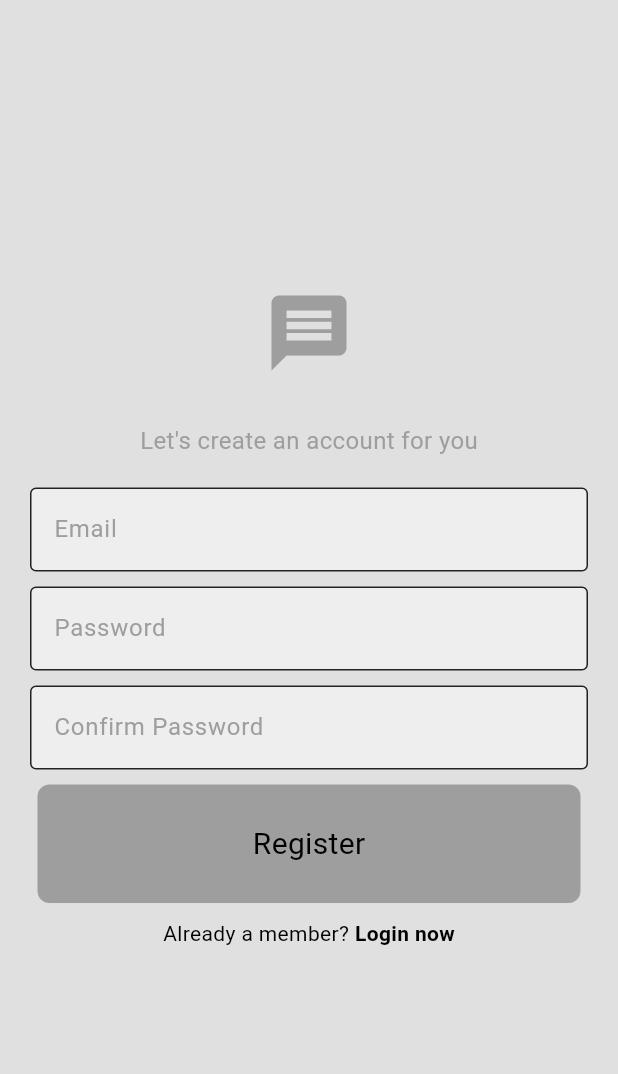
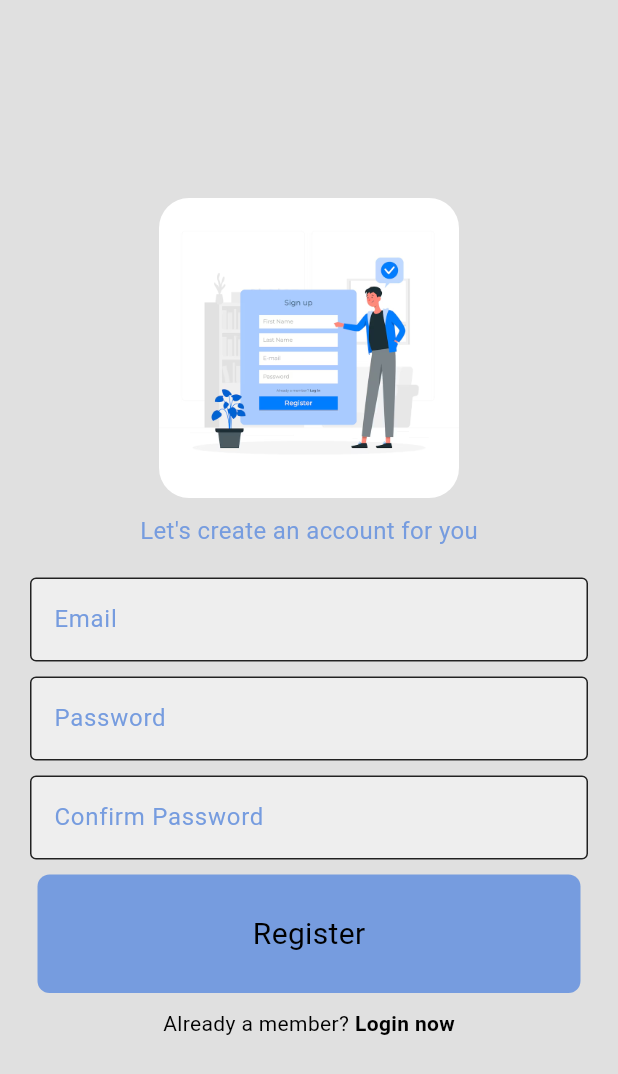
Before and after one commit to vishal28d/flutter-chat-app, a Flutter app: the screen it shows after launch, after a tap on "Register now", on a phone screen of 412 x 824 dp. Shown: the top 1074 px of the screen. Run offline on Flutter 3.47's test engine with Material 3 defaults, Android fonts, the phone set to English and light mode, and no system bars; our stand-ins replace cloud_firestore, firebase_auth, firebase_core; accounts and stored records are empty; network calls fail.

Commit message:
improved ui

```diff
--- a/lib/components/my_button.dart
+++ b/lib/components/my_button.dart
@@ -13,7 +13,7 @@ class MyButton extends StatelessWidget {
       onTap: onTap,
       child: Container(
         decoration: BoxDecoration(
-            color: Theme.of(context).colorScheme.primary,
+            color: Theme.of(context).colorScheme.primary ,
             borderRadius: BorderRadius.circular(8)),
         padding: EdgeInsets.all(25),
         margin: EdgeInsets.symmetric(horizontal: 25),
--- a/lib/components/my_drawer.dart
+++ b/lib/components/my_drawer.dart
@@ -16,7 +16,7 @@ class MyDrawer extends StatelessWidget {
   @override
   Widget build(BuildContext context) {
     return Drawer(
-        backgroundColor: Theme.of(context).colorScheme.background,
+        backgroundColor: Theme.of(context).colorScheme.surface,
         child: Column(
           mainAxisAlignment: MainAxisAlignment.spaceBetween,
           children: [
--- a/lib/components/user_tile.dart
+++ b/lib/components/user_tile.dart
@@ -20,7 +20,7 @@ class UserTile extends StatelessWidget {
         ),
         child: Row(children: [
           // icons
-          Icon(Icons.person),
+          const Icon(Icons.person),
 
           // username
           Text(text) ,
--- a/lib/main.dart
+++ b/lib/main.dart
@@ -4,7 +4,7 @@ import 'package:chat_app/services/auth/auth_gate.dart';
 import 'package:chat_app/services/auth/auth_service.dart';
 import 'package:chat_app/services/auth/login_or_register.dart';
 import 'package:chat_app/pages/login_page.dart';
-import 'dart:js';
+
 import 'package:chat_app/pages/register_page.dart';
 import 'package:chat_app/themes/light_mode.dart';
 import 'package:flutter/material.dart';
@@ -27,7 +27,7 @@ class MyApp extends StatelessWidget {
   const MyApp({super.key});
 
 
-  @override
+@override
   Widget build(BuildContext context) {
     return MaterialApp(
      debugShowCheckedModeBanner: false,
--- a/lib/pages/login_page.dart
+++ b/lib/pages/login_page.dart
@@ -1,4 +1,5 @@
-// ignore_for_file: prefer_const_constructors, prefer_const_literals_to_create_immutables, must_be_immutable, use_build_context_synchronously, dead_code_catch_following_catch
+// ignore_for_file: prefer_const_constructors, prefer_const_literals_to_create_immutables,
+// must_be_immutable, use_build_context_synchronously, dead_code_catch_following_catch
 
 import 'package:chat_app/services/auth/auth_service.dart';
 import 'package:chat_app/components/my_button.dart';
@@ -16,24 +17,22 @@ class LoginPage extends StatefulWidget {
 }
 
 class _LoginPageState extends State<LoginPage> {
-  final  emailController = TextEditingController();
-
-  final  passwordController = TextEditingController();
+  final emailController = TextEditingController();
+  final passwordController = TextEditingController();
 
   void login(BuildContext context) async {
-    // auth service
-    final authService = Provider.of<AuthService>(context, listen: false) ;
+    final authService = Provider.of<AuthService>(context, listen: false);
 
-    // try login
     try {
       await authService.signInWithEmailandPassword(
         emailController.text,
         passwordController.text,
       );
-    } catch(e){
-      ScaffoldMessenger.of(context).showSnackBar(SnackBar(content: Text(e.toString())));
-    }
-    catch (e) {
+    } catch (e) {
+      ScaffoldMessenger.of(context).showSnackBar(
+        SnackBar(content: Text(e.toString())),
+      );
+    } catch (e) {
       showDialog(
         context: context,
         builder: (context) => AlertDialog(
@@ -46,21 +45,23 @@ class _LoginPageState extends State<LoginPage> {
   @override
   Widget build(BuildContext context) {
     return Scaffold(
-      backgroundColor: Theme.of(context).colorScheme.background,
+      backgroundColor: Theme.of(context).colorScheme.surface,
       body: SafeArea(
         child: Column(
           mainAxisAlignment: MainAxisAlignment.center,
           children: [
-            // logo
-            Icon(
-              Icons.message,
-              size: 60,
-              color: Theme.of(context).colorScheme.primary,
+            ClipRRect(
+              borderRadius: BorderRadius.circular(20),
+              child: Image.asset(
+                'assets/login.png',
+                height: 250,
+                fit: BoxFit.cover,
+              ),
             ),
 
-            SizedBox(height: 30),
+            SizedBox(height: 20),
 
-            //welcome
+            // Welcome text
             Text(
               "Welcome back..",
               style: TextStyle(
@@ -69,9 +70,9 @@ class _LoginPageState extends State<LoginPage> {
               ),
             ),
 
-            SizedBox(height: 20),
+            SizedBox(height: 25),
 
-            // email textfield
+            // Email textfield
             MyTextField(
               hintText: 'Email',
               obscureText: false,
@@ -80,7 +81,7 @@ class _LoginPageState extends State<LoginPage> {
 
             SizedBox(height: 10),
 
-            // paswrd
+            // Password textfield
             MyTextField(
               hintText: 'Password',
               obscureText: true,
@@ -89,11 +90,15 @@ class _LoginPageState extends State<LoginPage> {
 
             SizedBox(height: 10),
 
-            // login button
-            MyButton(text: 'Login', onTap: () => login(context)),
+            // Login button
+            MyButton(
+              text: 'Login',
+              onTap: () => login(context),
+            ),
 
-            // register now
             SizedBox(height: 10),
+
+            // Register option
             Row(
               mainAxisAlignment: MainAxisAlignment.center,
               children: [
--- a/lib/pages/register_page.dart
+++ b/lib/pages/register_page.dart
@@ -47,19 +47,27 @@ class _RegisterPageState extends State<RegisterPage> {
   @override
   Widget build(BuildContext context) {
    return Scaffold(
-      backgroundColor: Theme.of(context).colorScheme.background,
+      backgroundColor: Theme.of(context).colorScheme.surface,
       body: SafeArea(
         child: Column(
           mainAxisAlignment: MainAxisAlignment.center,
           children: [
             // logo
-            Icon(
-              Icons.message,
-              size: 60,
-              color: Theme.of(context).colorScheme.primary,
-            ),
+            // Icon(
+            //   Icons.message,
+            //   size: 60,
+            //   color: Theme.of(context).colorScheme.primary,
+            // ),
 
-            SizedBox(height: 30),
+            ClipRRect(
+              borderRadius: BorderRadius.circular(20),
+              child: Image.asset('assets/signup.png' ,
+                height: 200,
+                fit: BoxFit.cover,
+              ),
+            ) ,
+
+            SizedBox(height: 10),
 
             //welcome
             Text(
--- a/lib/pages/settings_page.dart
+++ b/lib/pages/settings_page.dart
@@ -8,7 +8,7 @@ class SettingsPage extends StatelessWidget {
   Widget build(BuildContext context) {
     return Scaffold(
       appBar: AppBar(
-        title: Text("Settings"),
+        title: const Text("Settings"),
       ),
     );
   }
--- a/lib/themes/light_mode.dart
+++ b/lib/themes/light_mode.dart
@@ -2,10 +2,22 @@ import 'package:flutter/material.dart';
 
 ThemeData lighMode = ThemeData(
   colorScheme:  ColorScheme.light(
-      background: Colors.grey.shade300,
-      primary: Colors.grey.shade500,
+    surface: Colors.grey.shade300,
+    // primary: Colors.grey.shade500,
+    primary: const Color(0xff769CDF) ,
     secondary: Colors.grey.shade200,
     tertiary: Colors.grey.shade900,
     inversePrimary: Colors.grey.shade900
   ),
 );
+
+// ThemeData lighMode = ThemeData(
+//   colorScheme: ColorScheme.light(
+//     surface: Colors.grey.shade300,
+//     primary: const Color(0xFF415F91),
+//     secondary: const Color(0xff565e71),
+//     tertiary: Colors.grey.shade900,
+//     inversePrimary: Colors.grey.shade900,
+//     onError: const Color(0xffba1a1a),
+//   ),
+// );
--- a/pubspec.yaml
+++ b/pubspec.yaml
@@ -63,8 +63,8 @@ flutter:
   uses-material-design: true
 
   # To add assets to your application, add an assets section, like this:
-  # assets:
-  #   - images/a_dot_burr.jpeg
+  assets:
+    - assets/
   #   - images/a_dot_ham.jpeg
 
   # An image asset can refer to one or more resolution-specific "variants", see
```
Also changed, not shown: lib/components/chat_bubble.dart (+20 -9 lines), lib/pages/chat_page.dart (+47 -52 lines), lib/pages/home_page.dart (+57 -33 lines), assets/login.png (added), assets/signup.png (added), pubspec.lock. Lines whose indentation alone changed are shown as unchanged.
